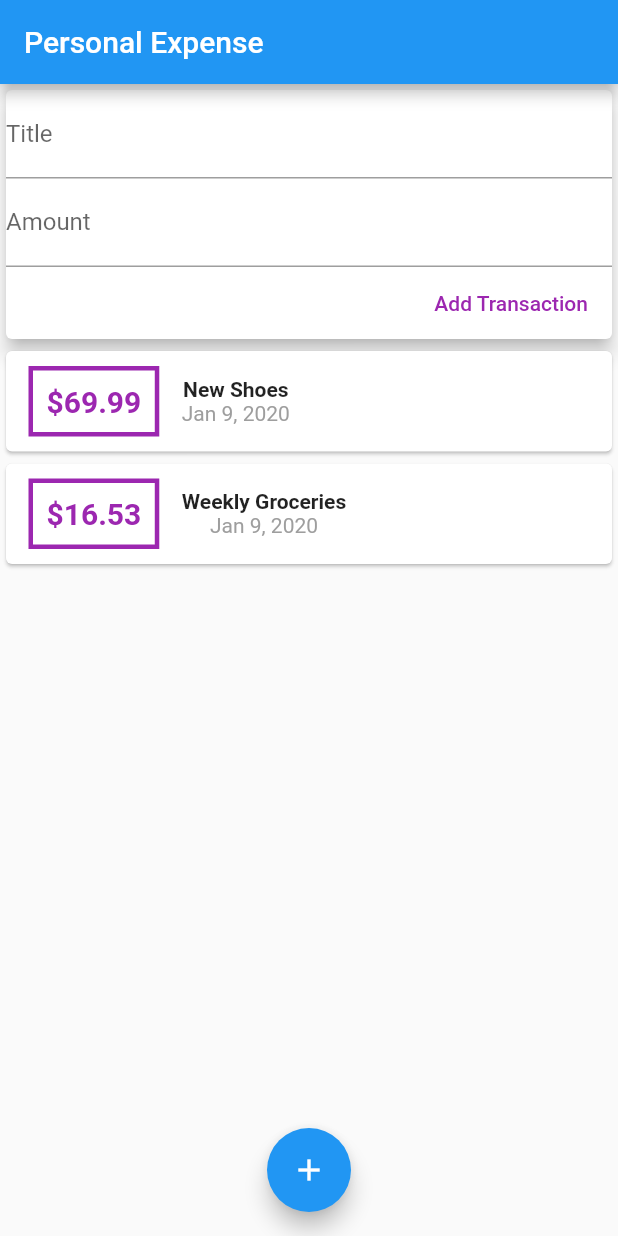
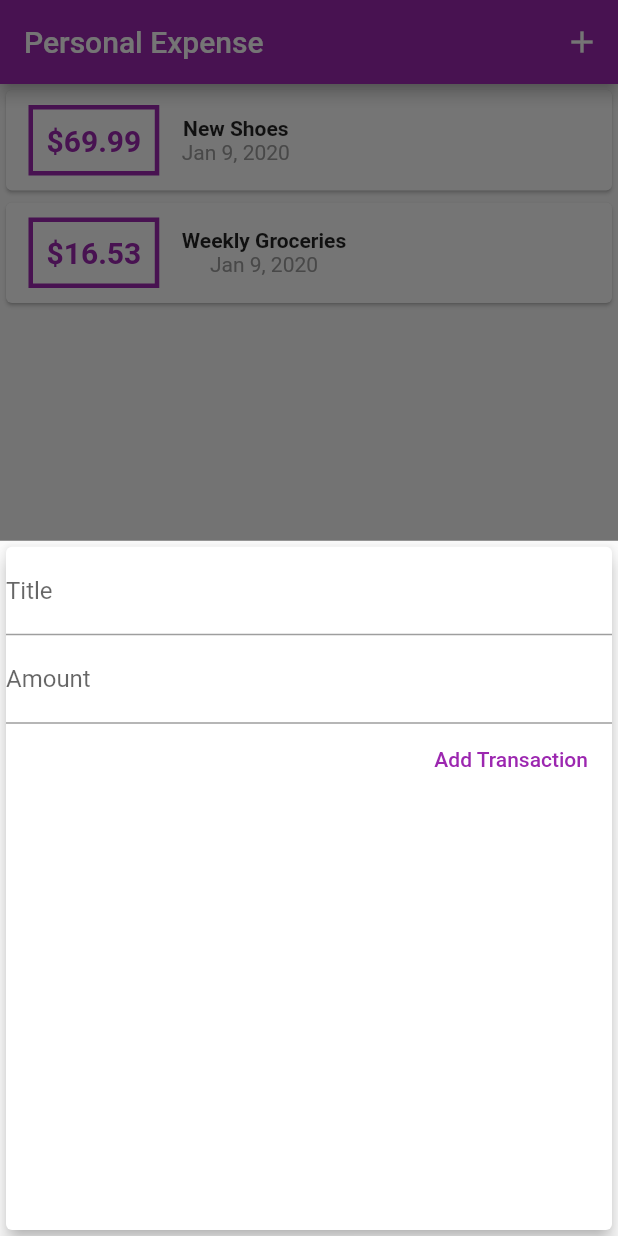
Before and after one commit to sutichaiu24/personalexpense, a Flutter app: the screen it shows after launch, after a tap on the "add" icon, on a phone screen of 412 x 824 dp. Run offline on Flutter 3.47's test engine with Material 2 defaults, Android fonts, the phone set to English and light mode, and no system bars.

Commit message:
Theme and fonts setting

```diff
--- a/lib/main.dart
+++ b/lib/main.dart
@@ -1,8 +1,6 @@
 import 'package:flutter/material.dart';
-import 'package:intl/intl.dart';
 import 'package:personalexpense/widgets/new_transaction.dart';
 import 'package:personalexpense/widgets/transaction_list.dart';
-import 'package:personalexpense/widgets/user_transaction.dart';
 import './models/transaction.dart';
 
 void main() => runApp(MyApp());
@@ -12,32 +10,70 @@ class MyApp extends StatelessWidget {
   @override
   Widget build(BuildContext context) {
     return MaterialApp(
-      title: 'Flutter Demo',
+      title: 'Personal Expenses',
       theme: ThemeData(
-        primarySwatch: Colors.blue,
+        primarySwatch: Colors.purple,
+        accentColor: Colors.amber
       ),
       home: MyHomePage(),
     );
   }
 }
 
-class MyHomePage extends StatelessWidget {
+class MyHomePage extends StatefulWidget {
   // String titleInput;
   // String amountInput;
-  final titleController = TextEditingController();
-  final amountController = TextEditingController();
+  @override
+  _MyHomePageState createState() => _MyHomePageState();
+}
 
-  void startAddNewTransaction(BuildContext ctx) {
-    showModalBottomSheet(context: ctx, builder: (_) {
-      return NewTransaction();
-    },);
+class _MyHomePageState extends State<MyHomePage> {
+  final List<Transaction> _userTransactions = [
+    Transaction(
+      id: 't1',
+      title: 'New Shoes',
+      amount: 69.99,
+      date: DateTime.now(),
+    ),
+    Transaction(
+        id: 't2',
+        title: 'Weekly Groceries',
+        amount: 16.53,
+        date: DateTime.now())
+  ];
+  void _addNewTransaction(String txTitle, double txamount) {
+    final newTx = Transaction(
+      title: txTitle,
+      amount: txamount,
+      date: DateTime.now(),
+      id: DateTime.now().toString(),
+    );
+    setState(() {
+      _userTransactions.add(newTx);
+    });
+  }
+
+  void _startAddNewTransaction(BuildContext ctx) {
+    showModalBottomSheet(
+      context: ctx,
+      builder: (_) {
+        return NewTransaction(_addNewTransaction);
+      },
+    );
   }
 
   @override
   Widget build(BuildContext context) {
     return Scaffold(
       appBar: AppBar(
+
         title: Text('Personal Expense'),
+        actions: <Widget>[
+          IconButton(
+            icon: Icon(Icons.add),
+            onPressed:()=> _startAddNewTransaction(context),
+          )
+        ],
       ),
       body: SingleChildScrollView(
         child: Column(
@@ -45,14 +81,14 @@ class MyHomePage extends StatelessWidget {
           crossAxisAlignment: CrossAxisAlignment.stretch,
           children: <Widget>[
             Container(width: double.infinity),
-            UserTransactions()
+            TransactionList(_userTransactions)
           ],
         ),
       ),
       floatingActionButtonLocation: FloatingActionButtonLocation.centerFloat,
       floatingActionButton: FloatingActionButton(
         child: Icon(Icons.add),
-        onPressed: () {},
+        onPressed: ()=> _startAddNewTransaction(context),
       ),
     );
   }
--- a/lib/widgets/new_transaction.dart
+++ b/lib/widgets/new_transaction.dart
@@ -1,17 +1,27 @@
 import 'package:flutter/material.dart';
 
-class NewTransaction extends StatelessWidget {
+class NewTransaction extends StatefulWidget {
   final Function addTx;
+
+  NewTransaction(this.addTx);
+
+  @override
+  _NewTransactionState createState() => _NewTransactionState();
+}
+
+class _NewTransactionState extends State<NewTransaction> {
   final amountController = TextEditingController();
+
   final titleController = TextEditingController();
-  NewTransaction(this.addTx);
+
   void submitData() {
     final enterTitle = titleController.text;
     final enterAmount = double.parse(amountController.text);
     if (enterTitle.isEmpty||enterAmount <0){
       return;
     }
-    addTx(enterTitle, enterAmount);
+    widget.addTx(enterTitle, enterAmount);
+    Navigator.of(context).pop();
   }
 
   @override
--- a/lib/widgets/transaction_list.dart
+++ b/lib/widgets/transaction_list.dart
@@ -17,11 +17,10 @@ class TransactionList extends StatelessWidget {
             child: Row(
               children: <Widget>[
                 Container(
-                      margin:
-                          EdgeInsets.symmetric(vertical: 10, horizontal: 15),
+                  margin: EdgeInsets.symmetric(vertical: 10, horizontal: 15),
                   decoration: BoxDecoration(
                       border: Border.all(
-                        color: Colors.purple,
+                    color: Theme.of(context).primaryColor,
                     width: 3,
                   )),
                   padding: EdgeInsets.all(9),
@@ -30,7 +29,7 @@ class TransactionList extends StatelessWidget {
                     style: TextStyle(
                         fontWeight: FontWeight.bold,
                         fontSize: 20,
-                            color: Colors.purple),
+                        color: Theme.of(context).primaryColor),
                   ),
                 ),
                 Column(children: <Widget>[
@@ -50,7 +49,5 @@ class TransactionList extends StatelessWidget {
         itemCount: transactions.length,
       ),
     );
-
-
   }
 }
--- a/lib/widgets/user_transaction.dart
+++ b/lib/widgets/user_transaction.dart
@@ -9,35 +9,12 @@ class UserTransactions extends StatefulWidget {
 }
 
 class _UserTransactionsState extends State<UserTransactions> {
- final List<Transaction> _userTransactions = [
-    Transaction(
-      id: 't1',
-      title: 'New Shoes',
-      amount: 69.99,
-      date: DateTime.now(),
-    ),
-    Transaction(
-        id: 't2',
-        title: 'Weekly Groceries',
-        amount: 16.53,
-        date: DateTime.now())
-  ];
-  void _addNewTransaction(String txTitle , double txamount){
-    final newTx = Transaction(title: txTitle, amount:txamount, date: DateTime.now(),id:DateTime.now().toString(),
-    );
-    setState(() {
-      _userTransactions.add(newTx);
-    });
-  }
-
   @override
   Widget build(BuildContext context) {
     return Column(
       children: <Widget>[
-        NewTransaction(_addNewTransaction),
-        TransactionList(_userTransactions)
+     //   NewTransaction(_addNewTransaction),
       ],
-
     );
   }
 }
```
Also changed, not shown: pubspec.yaml (+11 -11 lines), assets/fonts/OpenSans-Bold.ttf (added), assets/fonts/OpenSans-Regular.ttf (added), assets/fonts/Quicksand-Bold.ttf (added), assets/fonts/Quicksand-Light.ttf (added), assets/fonts/Quicksand-Medium.ttf (added), assets/fonts/Quicksand-Regular.ttf (added). Lines whose indentation alone changed are shown as unchanged.
